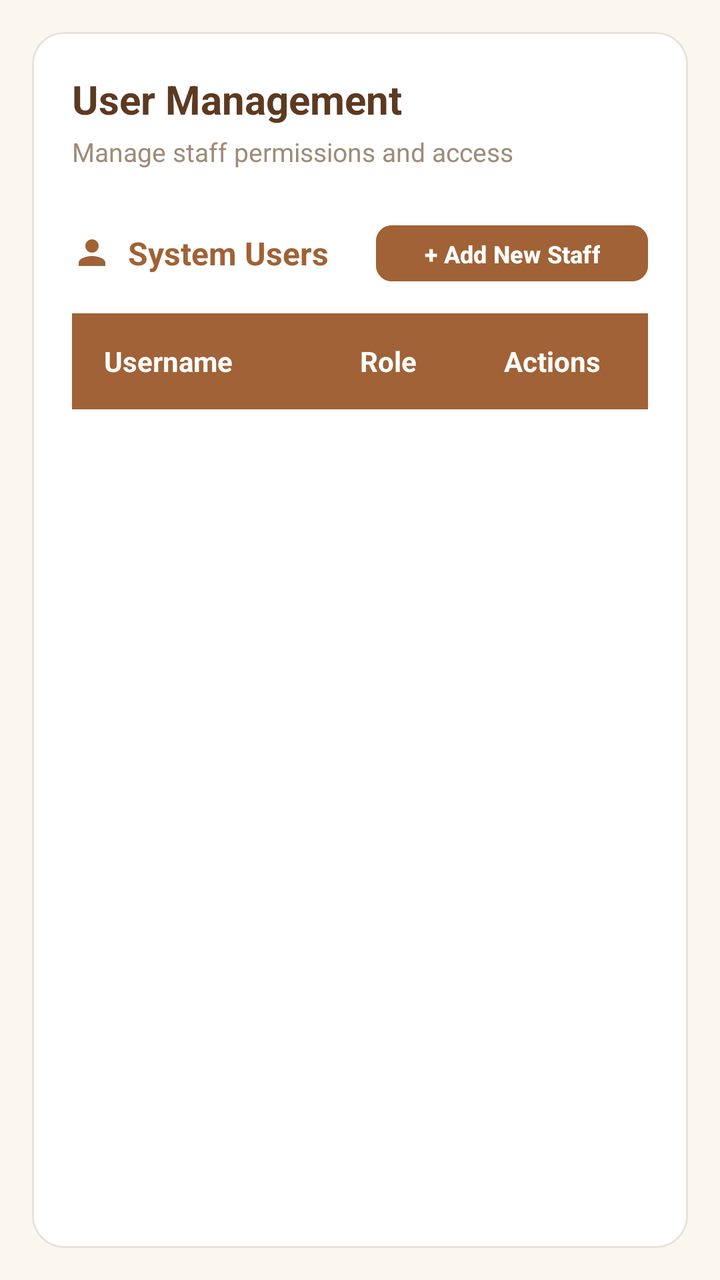
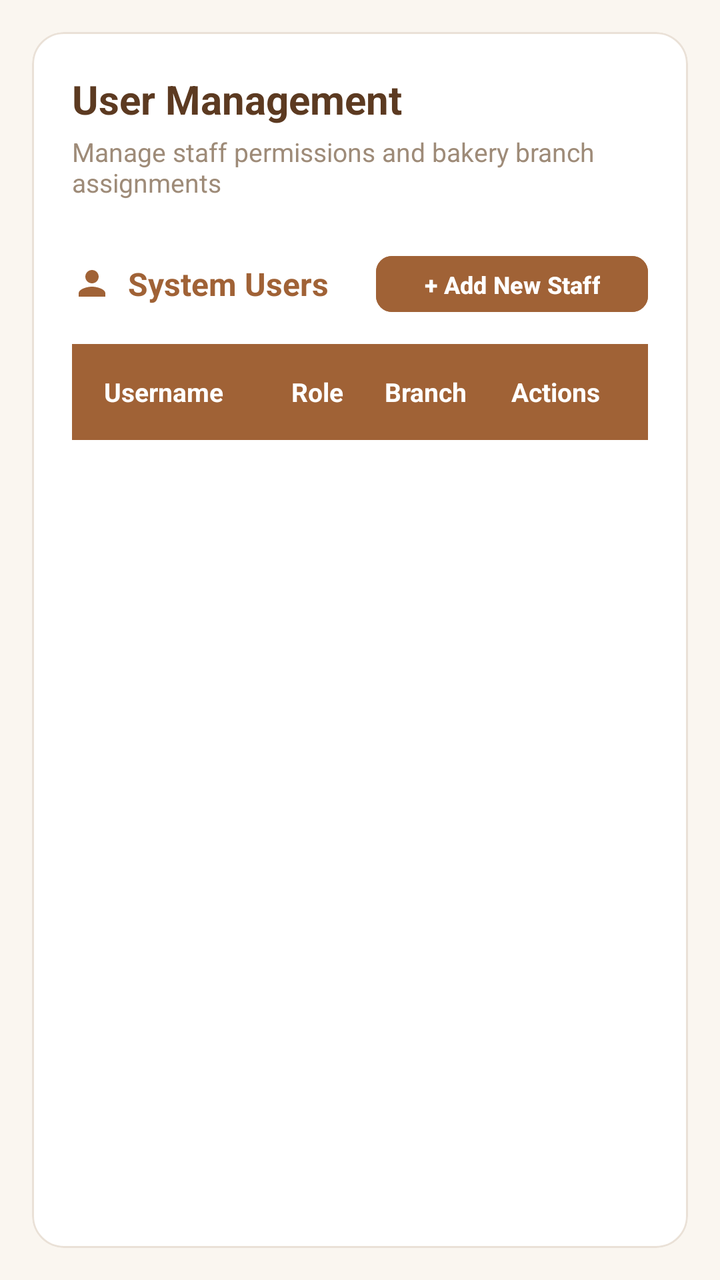

Compare the two renders of this Android layout. The source of the first and the diff that turns it into the second are given below.
<!-- AndroidManifest.xml: application theme Theme.SixCoachConfectionery -->
<!-- res/layout/fragment_admin_users.xml -->
<?xml version="1.0" encoding="utf-8"?>
<ScrollView xmlns:android="http://schemas.android.com/apk/res/android"
    xmlns:app="http://schemas.android.com/apk/res-auto"
    android:layout_width="match_parent"
    android:layout_height="match_parent"
    android:fillViewport="true"
    android:background="@color/bakery_bg"
    android:padding="16dp">

    <com.google.android.material.card.MaterialCardView
        android:layout_width="match_parent"
        android:layout_height="wrap_content"
        app:cardCornerRadius="16dp"
        app:cardElevation="2dp"
        app:strokeColor="@color/bakery_card_border"
        app:strokeWidth="1dp"
        app:cardBackgroundColor="@color/white">

        <LinearLayout
            android:layout_width="match_parent"
            android:layout_height="wrap_content"
            android:orientation="vertical"
            android:padding="20dp">

            
            <TextView
                android:layout_width="wrap_content"
                android:layout_height="wrap_content"
                android:text="User Management"
                android:textColor="@color/bakery_text_primary"
                android:textSize="20sp"
                android:textStyle="bold" />

            <TextView
                android:layout_width="wrap_content"
                android:layout_height="wrap_content"
                android:layout_marginTop="4dp"
                android:text="Manage staff permissions and access"
                android:textColor="@color/bakery_text_secondary"
                android:textSize="13sp" />

            
            <LinearLayout
                android:layout_width="match_parent"
                android:layout_height="wrap_content"
                android:orientation="horizontal"
                android:gravity="center_vertical"
                android:layout_marginTop="24dp"
                android:layout_marginBottom="12dp">

                <LinearLayout
                    android:layout_width="0dp"
                    android:layout_height="wrap_content"
                    android:layout_weight="1"
                    android:orientation="horizontal"
                    android:gravity="center_vertical">

                    <ImageView
                        android:layout_width="20dp"
                        android:layout_height="20dp"
                        android:src="@drawable/ic_user"
                        app:tint="@color/bakery_brown"
                        android:contentDescription="User icon" />

                    <TextView
                        android:layout_width="wrap_content"
                        android:layout_height="wrap_content"
                        android:layout_marginStart="8dp"
                        android:text="System Users"
                        android:textColor="@color/bakery_brown"
                        android:textSize="16sp"
                        android:textStyle="bold" />

                </LinearLayout>

                <Button
                    android:id="@+id/btnAddStaff"
                    android:layout_width="wrap_content"
                    android:layout_height="36dp"
                    android:text="+ Add New Staff"
                    android:textColor="@color/white"
                    android:textSize="12sp"
                    android:textStyle="bold"
                    android:backgroundTint="@color/bakery_brown"
                    app:cornerRadius="8dp" />

            </LinearLayout>

            
            <LinearLayout
                android:layout_width="match_parent"
                android:layout_height="48dp"
                android:background="@color/bakery_brown"
                android:orientation="horizontal"
                android:gravity="center_vertical"
                android:paddingHorizontal="16dp">

                <TextView
                    android:layout_width="0dp"
                    android:layout_height="wrap_content"
                    android:layout_weight="3.0"
                    android:text="Username"
                    android:textColor="@color/white"
                    android:textSize="14sp"
                    android:textStyle="bold" />

                <TextView
                    android:layout_width="0dp"
                    android:layout_height="wrap_content"
                    android:layout_weight="1.5"
                    android:text="Role"
                    android:textColor="@color/white"
                    android:textSize="14sp"
                    android:textStyle="bold" />

                <TextView
                    android:layout_width="0dp"
                    android:layout_height="wrap_content"
                    android:layout_weight="1.5"
                    android:text="Actions"
                    android:textColor="@color/white"
                    android:textSize="14sp"
                    android:textStyle="bold"
                    android:gravity="center" />

            </LinearLayout>

            
            <androidx.recyclerview.widget.RecyclerView
                android:id="@+id/rvUsersList"
                android:layout_width="match_parent"
                android:layout_height="wrap_content"
                android:nestedScrollingEnabled="false" />

        </LinearLayout>

    </com.google.android.material.card.MaterialCardView>

</ScrollView>
<!-- resources referenced by this layout -->
<resources>
  <color name="bakery_bg">#FAF6F0</color>
  <color name="bakery_brown">#A06236</color>
  <color name="bakery_card_border">#EAE1D7</color>
  <color name="bakery_text_primary">#5C3A21</color>
  <color name="bakery_text_secondary">#9E8B78</color>
  <color name="white">#FFFFFFFF</color>
  <!-- drawable ic_user (drawable) -->
  <vector xmlns:android="http://schemas.android.com/apk/res/android"
      android:width="24dp"
      android:height="24dp"
      android:viewportWidth="24"
      android:viewportHeight="24">
      <path
          android:fillColor="#FF000000"
          android:pathData="M12,12c2.21,0 4,-1.79 4,-4s-1.79,-4 -4,-4 -4,1.79 -4,4 1.79,4 4,4zm0,2c-2.67,0 -8,1.34 -8,4v2h16v-2c0,-2.66 -5.33,-4 -8,-4z"/>
  </vector>
  <style name="Theme.SixCoachConfectionery" parent="Base.Theme.SixCoachConfectionery" />
  <style name="Base.Theme.SixCoachConfectionery" parent="Theme.Material3.DayNight.NoActionBar">
          
          <item name="colorPrimary">@color/bakery_brown</item>
          <item name="colorOnPrimary">@color/white</item>
          <item name="colorPrimaryContainer">@color/bakery_tan_light</item>
          <item name="colorOnPrimaryContainer">@color/bakery_brown_dark</item>
          <item name="colorSecondary">@color/bakery_brown_light</item>
          <item name="android:windowBackground">@color/bakery_bg</item>
          <item name="android:statusBarColor">@color/bakery_brown</item>
      </style>
  <color name="bakery_tan_light">#F8F3EE</color>
  <color name="bakery_brown_dark">#7C3E1D</color>
  <color name="bakery_brown_light">#C48D5D</color>
</resources>

<!-- the commit's change to res/layout/fragment_admin_users.xml (unified diff, before → after) -->
@@ -35,7 +35,7 @@
                 android:layout_width="wrap_content"
                 android:layout_height="wrap_content"
                 android:layout_marginTop="4dp"
-                android:text="Manage staff permissions and access"
+                android:text="Manage staff permissions and bakery branch assignments"
                 android:textColor="@color/bakery_text_secondary"
                 android:textSize="13sp" />
 
@@ -98,28 +98,37 @@
                 <TextView
                     android:layout_width="0dp"
                     android:layout_height="wrap_content"
-                    android:layout_weight="3.0"
+                    android:layout_weight="2.2"
                     android:text="Username"
                     android:textColor="@color/white"
-                    android:textSize="14sp"
+                    android:textSize="13sp"
                     android:textStyle="bold" />
 
                 <TextView
                     android:layout_width="0dp"
                     android:layout_height="wrap_content"
-                    android:layout_weight="1.5"
+                    android:layout_weight="1.1"
                     android:text="Role"
                     android:textColor="@color/white"
-                    android:textSize="14sp"
+                    android:textSize="13sp"
                     android:textStyle="bold" />
 
                 <TextView
                     android:layout_width="0dp"
                     android:layout_height="wrap_content"
-                    android:layout_weight="1.5"
+                    android:layout_weight="1.3"
+                    android:text="Branch"
+                    android:textColor="@color/white"
+                    android:textSize="13sp"
+                    android:textStyle="bold" />
+
+                <TextView
+                    android:layout_width="0dp"
+                    android:layout_height="wrap_content"
+                    android:layout_weight="1.4"
                     android:text="Actions"
                     android:textColor="@color/white"
-                    android:textSize="14sp"
+                    android:textSize="13sp"
                     android:textStyle="bold"
                     android:gravity="center" />
 
